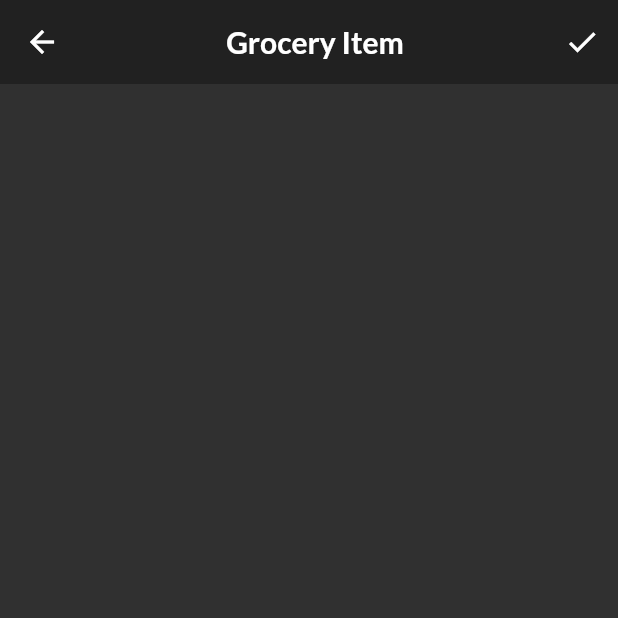
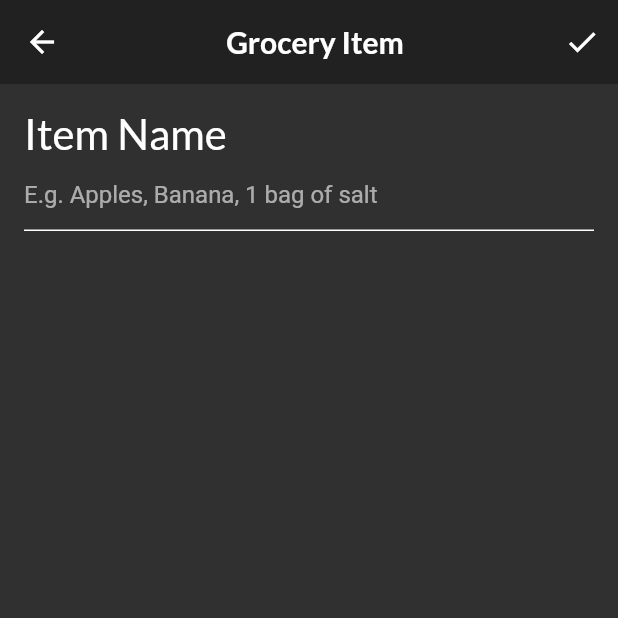
Before and after one commit to GM-Samuelstein/Flutter_Apprentice, a Flutter app: the screen it shows after launch, item 3 of the bottom bar chosen, after a tap on the "add" icon, on a phone screen of 412 x 824 dp, the top half of it. Run offline on Flutter 3.47's test engine with Material 2 defaults, Android fonts, the phone set to English and light mode, and no system bars; our stand-ins replace flutter_colorpicker, google_fonts.

Commit message:
added buildNameField Widget

```diff
--- a/fooderlich_v2/lib/screens/grocery_item_screen.dart
+++ b/fooderlich_v2/lib/screens/grocery_item_screen.dart
@@ -66,7 +66,7 @@
       appBar: AppBar(
         actions: [
           IconButton(
-            onPressed: (){
+            onPressed: () {
               // TODO: Add callback handler
             },
             icon: const Icon(Icons.check),
@@ -84,7 +84,7 @@
         padding: const EdgeInsets.all(16.0),
         child: ListView(
           children: [
-            // TODO: Add name TextField
+            buildNameField(),
             // TODO: Add Importance selection
             // TODO: Add date picker
             // TODO: Add time picker
@@ -97,7 +97,33 @@
     );
   }
 
-  // TODO: Add buildNameFiled()
+  Widget buildNameField() {
+    return Column(
+      crossAxisAlignment: CrossAxisAlignment.start,
+      children: [
+        Text(
+          'Item Name',
+          style: GoogleFonts.lato(fontSize: 28.0),
+        ),
+        TextField(
+          controller: _nameController,
+          cursorColor: _currentColor,
+          decoration: InputDecoration(
+            hintText: 'E.g. Apples, Banana, 1 bag of salt',
+            enabledBorder: const UnderlineInputBorder(
+              borderSide: BorderSide(color: Colors.white),
+            ),
+            focusedBorder: UnderlineInputBorder(
+              borderSide: BorderSide(color: _currentColor),
+            ),
+            border: UnderlineInputBorder(
+              borderSide: BorderSide(color: _currentColor),
+            ),
+          ),
+        ),
+      ],
+    );
+  }
 
   // TODO: Add buildImportanceField()
 
```
